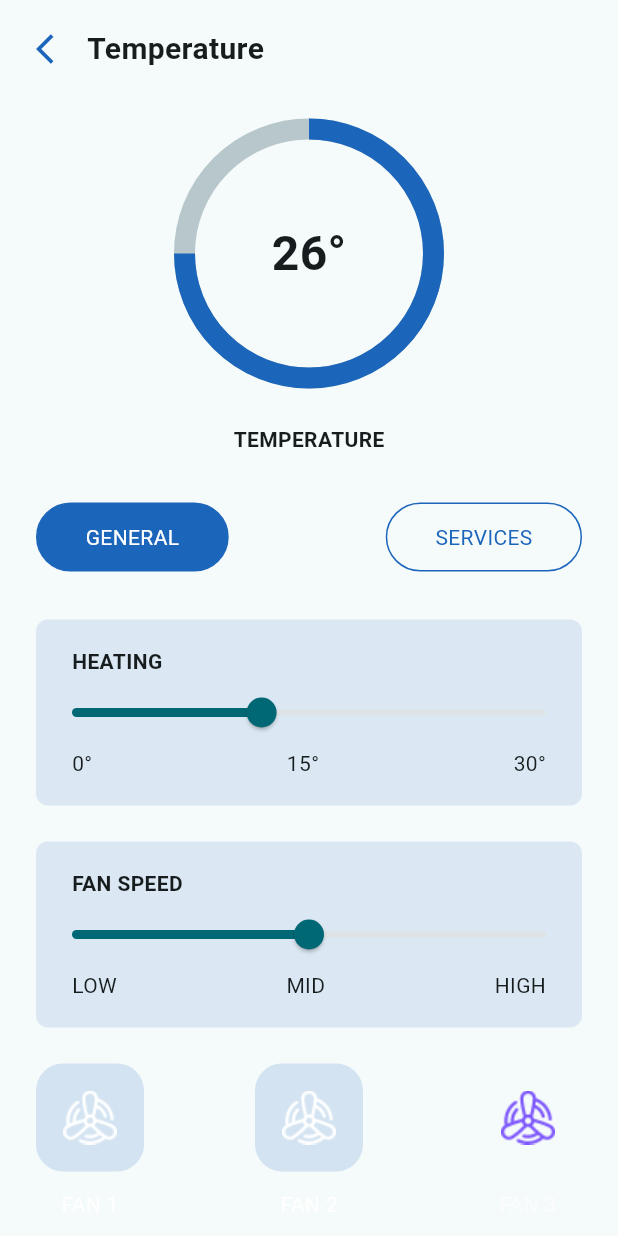
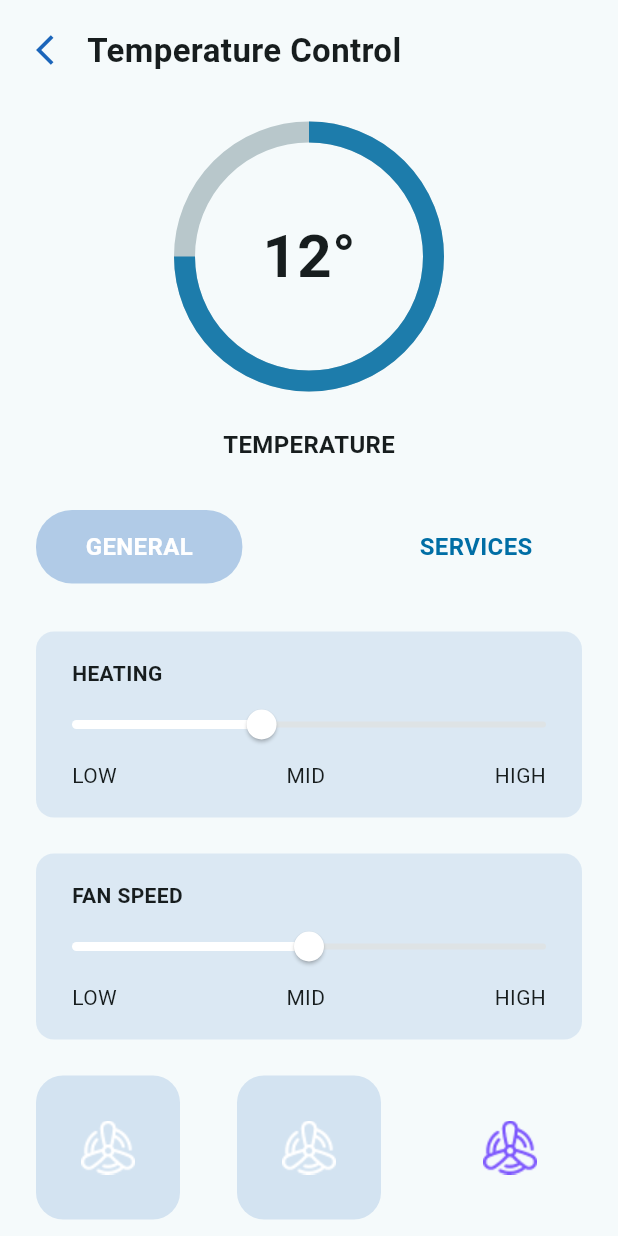
Before and after one commit to mjaber5/Smart-Home, a Flutter app: the TemperaturePage screen opened directly, on a phone screen of 412 x 824 dp. Run offline on Flutter 3.47's test engine with Material 3 defaults, Android fonts, the phone set to English and light mode, and no system bars; drawn by our look-alikes of percent_indicator; our stand-ins replace fl_chart, go_router.

Commit message:
enhance temp ui view

```diff
--- a/lib/features/home/presentation/view/temperature.dart
+++ b/lib/features/home/presentation/view/temperature.dart
@@ -1,5 +1,4 @@
 import 'package:flutter/material.dart';
-
 import 'package:percent_indicator/circular_percent_indicator.dart';
 import 'package:smart_home/core/utils/color.dart';
 
@@ -13,6 +12,7 @@ class TemperaturePage extends StatefulWidget {
 class _TemperaturePageState extends State<TemperaturePage> {
   double heating = 12;
   double fan = 15;
+
   @override
   Widget build(BuildContext context) {
     return Scaffold(
@@ -20,27 +20,21 @@ class _TemperaturePageState extends State<TemperaturePage> {
         child: Container(
           margin: const EdgeInsets.only(top: 18, left: 24, right: 24),
           child: Column(
-            mainAxisAlignment: MainAxisAlignment.start,
             crossAxisAlignment: CrossAxisAlignment.start,
             children: [
               Row(
                 children: [
                   GestureDetector(
-                    onTap: () {
-                      Navigator.pop(context);
-                    },
+                    onTap: () => Navigator.pop(context),
                     child: const Icon(
                       Icons.arrow_back_ios,
                       color: IColors.kSeconderyColor,
                     ),
                   ),
                   const SizedBox(width: 10),
-                  Text(
-                    'Temperature',
-                    style: const TextStyle(
-                      fontSize: 20,
-                      fontWeight: FontWeight.bold,
-                    ),
+                  const Text(
+                    'Temperature Control',
+                    style: TextStyle(fontSize: 22, fontWeight: FontWeight.bold),
                   ),
                 ],
               ),
@@ -53,11 +47,11 @@ class _TemperaturePageState extends State<TemperaturePage> {
                       radius: 180,
                       lineWidth: 14,
                       percent: 0.75,
-                      progressColor: IColors.kSeconderyColor,
-                      center: const Text(
-                        '26\u00B0',
+                      progressColor: IColors.kFourthColor.withAlpha(215),
+                      center: Text(
+                        '${heating.toInt()}°',
                         style: TextStyle(
-                          fontSize: 32,
+                          fontSize: 40,
                           fontWeight: FontWeight.bold,
                         ),
                       ),
@@ -66,7 +60,10 @@ class _TemperaturePageState extends State<TemperaturePage> {
                     const Center(
                       child: Text(
                         'TEMPERATURE',
-                        style: TextStyle(fontWeight: FontWeight.bold),
+                        style: TextStyle(
+                          fontWeight: FontWeight.bold,
+                          fontSize: 16,
+                        ),
                       ),
                     ),
                     const SizedBox(height: 32),
@@ -78,82 +75,16 @@ class _TemperaturePageState extends State<TemperaturePage> {
                       ],
                     ),
                     const SizedBox(height: 32),
-                    Container(
-                      padding: const EdgeInsets.symmetric(vertical: 18),
-                      decoration: BoxDecoration(
-                        color: IColors.kSeconderyColor.withAlpha(30),
-
-                        borderRadius: BorderRadius.circular(8),
-                      ),
-                      child: Column(
-                        crossAxisAlignment: CrossAxisAlignment.start,
-                        children: [
-                          const Padding(
-                            padding: EdgeInsets.symmetric(horizontal: 24),
-                            child: Text(
-                              'HEATING',
-                              style: TextStyle(fontWeight: FontWeight.bold),
-                            ),
-                          ),
-                          Slider(
-                            value: heating,
-                            onChanged: (newHeating) {
-                              setState(() => heating = newHeating);
-                            },
-                            max: 30,
-                          ),
-                          const Padding(
-                            padding: EdgeInsets.symmetric(horizontal: 24),
-                            child: Row(
-                              mainAxisAlignment: MainAxisAlignment.spaceBetween,
-                              children: [
-                                Text('0\u00B0'),
-                                Text('15\u00B0'),
-                                Text('30\u00B0'),
-                              ],
-                            ),
-                          ),
-                        ],
-                      ),
+                    _temperatureSlider(
+                      'HEATING',
+                      heating,
+                      (value) => setState(() => heating = value),
                     ),
                     const SizedBox(height: 24),
-                    Container(
-                      padding: const EdgeInsets.symmetric(vertical: 18),
-                      decoration: BoxDecoration(
-                        color: IColors.kSeconderyColor.withAlpha(30),
-
-                        borderRadius: BorderRadius.circular(8),
-                      ),
-                      child: Column(
-                        crossAxisAlignment: CrossAxisAlignment.start,
-                        children: [
-                          const Padding(
-                            padding: EdgeInsets.symmetric(horizontal: 24),
-                            child: Text(
-                              'FAN SPEED',
-                              style: TextStyle(fontWeight: FontWeight.bold),
-                            ),
-                          ),
-                          Slider(
-                            value: fan,
-                            onChanged: (newFan) {
-                              setState(() => fan = newFan);
-                            },
-                            max: 30,
-                          ),
-                          const Padding(
-                            padding: EdgeInsets.symmetric(horizontal: 24),
-                            child: Row(
-                              mainAxisAlignment: MainAxisAlignment.spaceBetween,
-                              children: [
-                                Text('LOW'),
-                                Text('MID'),
-                                Text('HIGH'),
-                              ],
-                            ),
-                          ),
-                        ],
-                      ),
+                    _temperatureSlider(
+                      'FAN SPEED',
+                      fan,
+                      (value) => setState(() => fan = value),
                     ),
                     const SizedBox(height: 24),
                     Row(
@@ -175,6 +106,45 @@ class _TemperaturePageState extends State<TemperaturePage> {
     );
   }
 
+  Widget _temperatureSlider(
+    String title,
+    double value,
+    Function(double) onChanged,
+  ) {
+    return Container(
+      padding: const EdgeInsets.symmetric(vertical: 18),
+      decoration: BoxDecoration(
+        color: IColors.kSeconderyColor.withAlpha(30),
+        borderRadius: BorderRadius.circular(12),
+      ),
+      child: Column(
+        crossAxisAlignment: CrossAxisAlignment.start,
+        children: [
+          Padding(
+            padding: const EdgeInsets.symmetric(horizontal: 24),
+            child: Text(
+              title,
+              style: const TextStyle(fontWeight: FontWeight.bold),
+            ),
+          ),
+          Slider(
+            value: value,
+            onChanged: onChanged,
+            max: 30,
+            activeColor: IColors.kPrimaryColor,
+          ),
+          Padding(
+            padding: const EdgeInsets.symmetric(horizontal: 24),
+            child: Row(
+              mainAxisAlignment: MainAxisAlignment.spaceBetween,
+              children: const [Text('LOW'), Text('MID'), Text('HIGH')],
+            ),
+          ),
+        ],
+      ),
+    );
+  }
+
   Widget _fan({required String title, bool isActive = false}) {
     return Column(
       children: [
@@ -189,16 +159,19 @@ class _TemperaturePageState extends State<TemperaturePage> {
           ),
           child: Image.asset(
             isActive ? 'assets/images/fan-2.png' : 'assets/images/fan-1.png',
+            width: 60,
           ),
         ),
         const SizedBox(height: 12),
         Text(
           title,
           style: TextStyle(
+            fontSize: 14,
+            fontWeight: FontWeight.bold,
             color:
                 isActive
-                    ? IColors.kPrimaryColor
-                    : IColors.kPrimaryColor.withAlpha(150),
+                    ? IColors.kFourthColor
+                    : IColors.kSeconderyColor.withAlpha(150),
           ),
         ),
       ],
@@ -209,14 +182,19 @@ class _TemperaturePageState extends State<TemperaturePage> {
     return Container(
       padding: const EdgeInsets.symmetric(vertical: 12, horizontal: 32),
       decoration: BoxDecoration(
-        color: isActive ? IColors.kSeconderyColor : Colors.transparent,
+        color:
+            isActive
+                ? IColors.kSeconderyColor.withAlpha(80)
+                : Colors.transparent,
         borderRadius: BorderRadius.circular(24),
-        border: Border.all(color: IColors.kSeconderyColor),
+        border: Border.all(color: Colors.transparent),
       ),
       child: Text(
         title,
         style: TextStyle(
-          color: isActive ? Colors.white : IColors.kSeconderyColor,
+          fontSize: 16,
+          fontWeight: FontWeight.bold,
+          color: isActive ? Colors.white : IColors.kFourthColor,
         ),
       ),
     );
```
Also changed, not shown: lib/features/home/presentation/view/home_view.dart (+8 -11 lines), lib/features/home/presentation/view/widgets/custom_drawer.dart (+62 -28 lines), assets/icons/1.png (added), assets/icons/10.png (added), assets/icons/2.png (added), assets/icons/3.png (added), assets/icons/4.png (added), assets/icons/5.png (added), assets/icons/6.png (added), assets/icons/7.png (added), assets/icons/8.png (added), assets/icons/9.png (added).
